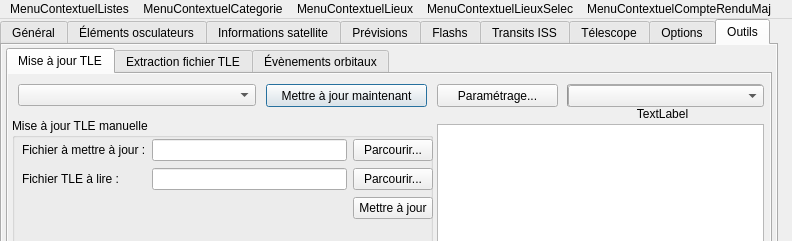
First picture: the form in src/interface/onglets.ui, repository mconsidine/previsat_archive, before the edit.
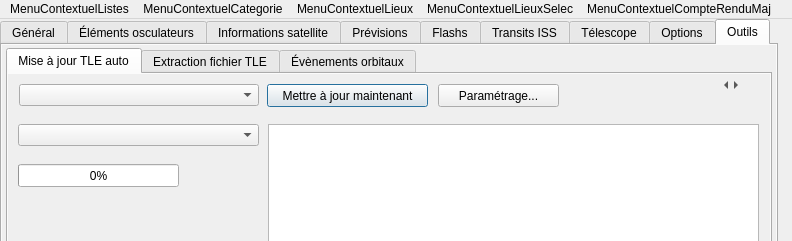
Second picture: the form after the edit. The open tabs and pages were chosen to show the change. Icons and pictures are not drawn.

Commit message: Corrections et ajouts dans la mise a jour auto des TLE

The edit to the form file:
```diff
--- a/src/interface/onglets.ui
+++ b/src/interface/onglets.ui
@@ -10504,7 +10504,7 @@
       <property name="currentIndex">
        <number>0</number>
       </property>
-      <widget class="QWidget" name="miseAJourTLE">
+      <widget class="QWidget" name="ongletMiseAJourTLE">
        <property name="font">
         <font/>
        </property>
@@ -10515,33 +10515,27 @@
         <bool>true</bool>
        </property>
        <attribute name="title">
-        <string>Mise à jour TLE</string>
+        <string>Mise à jour TLE auto</string>
        </attribute>
-       <widget class="QPushButton" name="majMaintenant">
+       <widget class="QStackedWidget" name="miseAJourTLE">
         <property name="geometry">
          <rect>
-          <x>258</x>
-          <y>10</y>
-          <width>161</width>
-          <height>23</height>
+          <x>0</x>
+          <y>0</y>
+          <width>761</width>
+          <height>181</height>
          </rect>
         </property>
-        <property name="font">
-         <font/>
+        <property name="currentIndex">
+         <number>0</number>
         </property>
-        <property name="text">
-         <string>Mettre à jour maintenant</string>
-        </property>
-        <property name="default">
-         <bool>true</bool>
-        </property>
-       </widget>
+        <widget class="QWidget" name="miseAJourTLEauto">
        <widget class="QFrame" name="frameBarreProgression">
         <property name="geometry">
          <rect>
-          <x>559</x>
-          <y>10</y>
-          <width>201</width>
+            <x>10</x>
+            <y>90</y>
+            <width>241</width>
           <height>41</height>
          </rect>
         </property>
@@ -10559,7 +10553,7 @@
           <rect>
            <x>0</x>
            <y>0</y>
-           <width>196</width>
+             <width>161</width>
            <height>23</height>
           </rect>
          </property>
@@ -10581,7 +10575,7 @@
           <rect>
            <x>0</x>
            <y>20</y>
-           <width>191</width>
+             <width>161</width>
            <height>20</height>
           </rect>
          </property>
@@ -10589,33 +10583,33 @@
           <font/>
          </property>
          <property name="text">
-          <string notr="true">TextLabel</string>
+            <string notr="true"/>
          </property>
          <property name="alignment">
           <set>Qt::AlignCenter</set>
          </property>
         </widget>
-       </widget>
-       <widget class="QComboBox" name="groupeTLE">
+          <widget class="QLabel" name="vitesseTelechargement">
         <property name="geometry">
          <rect>
-          <x>10</x>
-          <y>10</y>
-          <width>238</width>
-          <height>22</height>
-         </rect>
-        </property>
-        <property name="font">
-         <font/>
-        </property>
-        <property name="currentText">
+             <x>160</x>
+             <y>0</y>
+             <width>81</width>
+             <height>21</height>
+            </rect>
+           </property>
+           <property name="text">
          <string notr="true"/>
         </property>
+           <property name="alignment">
+            <set>Qt::AlignCenter</set>
+           </property>
+          </widget>
        </widget>
        <widget class="QPushButton" name="gestionnaireMajTLE">
         <property name="geometry">
          <rect>
-          <x>429</x>
+            <x>430</x>
           <y>10</y>
           <width>121</width>
           <height>23</height>
@@ -10628,12 +10622,69 @@
          <string>Paramétrage...</string>
         </property>
        </widget>
+         <widget class="QPushButton" name="majMaintenant">
+          <property name="geometry">
+           <rect>
+            <x>259</x>
+            <y>10</y>
+            <width>161</width>
+            <height>23</height>
+           </rect>
+          </property>
+          <property name="font">
+           <font/>
+          </property>
+          <property name="text">
+           <string>Mettre à jour maintenant</string>
+          </property>
+          <property name="default">
+           <bool>true</bool>
+          </property>
+         </widget>
+         <widget class="QComboBox" name="affichageMsgMAJ">
+          <property name="geometry">
+           <rect>
+            <x>10</x>
+            <y>50</y>
+            <width>241</width>
+            <height>22</height>
+           </rect>
+          </property>
+          <property name="font">
+           <font/>
+          </property>
+          <property name="currentText">
+           <string notr="true"/>
+          </property>
+          <property name="iconSize">
+           <size>
+            <width>0</width>
+            <height>0</height>
+           </size>
+          </property>
+         </widget>
+         <widget class="QComboBox" name="groupeTLE">
+          <property name="geometry">
+           <rect>
+            <x>11</x>
+            <y>10</y>
+            <width>240</width>
+            <height>22</height>
+           </rect>
+          </property>
+          <property name="font">
+           <font/>
+          </property>
+          <property name="currentText">
+           <string notr="true"/>
+          </property>
+         </widget>
        <widget class="QPlainTextEdit" name="compteRenduMaj">
         <property name="geometry">
          <rect>
-          <x>429</x>
+            <x>260</x>
           <y>50</y>
-          <width>327</width>
+            <width>491</width>
           <height>131</height>
          </rect>
         </property>
@@ -10650,52 +10701,54 @@
          <bool>true</bool>
         </property>
        </widget>
-       <widget class="QComboBox" name="affichageMsgMAJ">
+        </widget>
+        <widget class="QWidget" name="miseAJourTLEmanuelle">
+         <widget class="QPlainTextEdit" name="compteRenduMaj2">
         <property name="geometry">
          <rect>
-          <x>560</x>
-          <y>11</y>
-          <width>196</width>
-          <height>22</height>
+            <x>10</x>
+            <y>67</y>
+            <width>577</width>
+            <height>114</height>
          </rect>
         </property>
         <property name="font">
          <font/>
         </property>
-        <property name="currentText">
-         <string notr="true"/>
-        </property>
-        <property name="iconSize">
-         <size>
-          <width>0</width>
-          <height>0</height>
-         </size>
-        </property>
-       </widget>
-       <widget class="QGroupBox" name="grpBoxMAJTLEmanuelle">
-        <property name="geometry">
-         <rect>
-          <x>4</x>
-          <y>44</y>
-          <width>421</width>
-          <height>136</height>
-         </rect>
-        </property>
-        <property name="title">
-         <string>Mise à jour TLE manuelle</string>
-        </property>
+          <property name="contextMenuPolicy">
+           <enum>Qt::CustomContextMenu</enum>
+          </property>
+          <property name="horizontalScrollBarPolicy">
+           <enum>Qt::ScrollBarAlwaysOff</enum>
+          </property>
+          <property name="readOnly">
+           <bool>true</bool>
+          </property>
+         </widget>
         <widget class="QWidget" name="gridLayoutWidget_6">
          <property name="geometry">
           <rect>
            <x>10</x>
-           <y>20</y>
-           <width>411</width>
-           <height>83</height>
+            <y>10</y>
+            <width>681</width>
+            <height>54</height>
           </rect>
          </property>
          <layout class="QGridLayout" name="gridLayout_majTle">
-          <item row="0" column="2">
-           <widget class="QPushButton" name="parcourirMaj1">
+           <property name="horizontalSpacing">
+            <number>3</number>
+           </property>
+           <property name="verticalSpacing">
+            <number>0</number>
+           </property>
+           <item row="1" column="2">
+            <widget class="QPushButton" name="parcourirMaj2">
+             <property name="minimumSize">
+              <size>
+               <width>100</width>
+               <height>0</height>
+              </size>
+             </property>
             <property name="font">
              <font/>
             </property>
@@ -10724,38 +10777,14 @@
             </property>
            </widget>
           </item>
-          <item row="0" column="1">
-           <widget class="QLineEdit" name="fichierAMettreAJour">
-            <property name="font">
-             <font/>
-            </property>
-            <property name="text">
-             <string/>
-            </property>
-           </widget>
-          </item>
-          <item row="1" column="1">
-           <widget class="QLineEdit" name="fichierALire">
-            <property name="font">
-             <font/>
-            </property>
-            <property name="text">
-             <string/>
-            </property>
-           </widget>
-          </item>
-          <item row="1" column="2">
-           <widget class="QPushButton" name="parcourirMaj2">
-            <property name="font">
-             <font/>
-            </property>
-            <property name="text">
-             <string>Parcourir...</string>
-            </property>
-           </widget>
-          </item>
-          <item row="2" column="2">
+           <item row="0" column="3">
            <widget class="QPushButton" name="mettreAJourTLE">
+             <property name="minimumSize">
+              <size>
+               <width>100</width>
+               <height>0</height>
+              </size>
+             </property>
             <property name="font">
              <font/>
             </property>
@@ -10766,6 +10795,57 @@
           </item>
          </layout>
         </widget>
+        </widget>
+       </widget>
+       <widget class="QToolButton" name="majSuiv">
+        <property name="geometry">
+         <rect>
+          <x>720</x>
+          <y>0</y>
+          <width>16</width>
+          <height>22</height>
+         </rect>
+        </property>
+        <property name="font">
+         <font>
+          <weight>75</weight>
+          <bold>true</bold>
+         </font>
+        </property>
+        <property name="mouseTracking">
+         <bool>true</bool>
+        </property>
+        <property name="autoRaise">
+         <bool>true</bool>
+        </property>
+        <property name="arrowType">
+         <enum>Qt::RightArrow</enum>
+        </property>
+       </widget>
+       <widget class="QToolButton" name="majPrec">
+        <property name="geometry">
+         <rect>
+          <x>710</x>
+          <y>0</y>
+          <width>16</width>
+          <height>22</height>
+         </rect>
+        </property>
+        <property name="font">
+         <font>
+          <weight>75</weight>
+          <bold>true</bold>
+         </font>
+        </property>
+        <property name="mouseTracking">
+         <bool>true</bool>
+        </property>
+        <property name="autoRaise">
+         <bool>true</bool>
+        </property>
+        <property name="arrowType">
+         <enum>Qt::LeftArrow</enum>
+        </property>
        </widget>
       </widget>
       <widget class="QWidget" name="extractionFichierTLE">
```
Left out of the diff: 39 changed lines with no effect on the pictures. Lines whose indentation alone changed are shown as unchanged. The commit also changes 7 other files.
